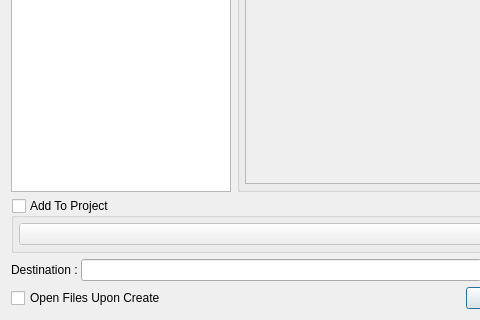
First picture: the form in v2/branches/dev/monkey/src/templatesmanager/ui/UITemplatesWizard.ui, repository testmana2/mks, before the edit; both pictures show x 0 to 480 and y 160 to 480 of the 640 by 480 pixel window.
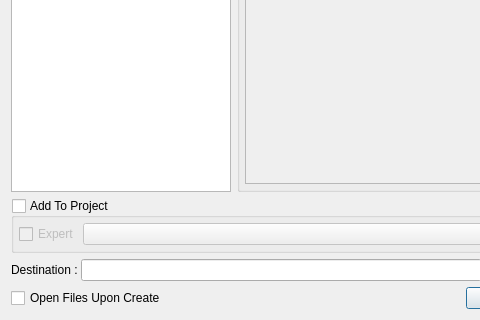
Second picture: the form after the edit. Icons and pictures are not drawn. Custom widgets are drawn as their Qt base class.

Commit message: Add support for expert mode in the template wizard.

The edit to the form file:
```diff
--- a/v2/branches/dev/monkey/src/templatesmanager/ui/UITemplatesWizard.ui
+++ b/v2/branches/dev/monkey/src/templatesmanager/ui/UITemplatesWizard.ui
@@ -274,6 +274,17 @@
       <property name="margin" >
        <number>5</number>
       </property>
+      <item>
+       <widget class="QCheckBox" name="cbExpert" >
+        <property name="toolTip" >
+         <string>When expert mode is activated, all project structure will be shown with disabled items allowing experts to place new files exactly where they want in the project.
+In non expert mode, only projects and scopes will be shown.</string>
+        </property>
+        <property name="text" >
+         <string>Expert</string>
+        </property>
+       </widget>
+      </item>
       <item>
        <widget class="pTreeComboBox" name="cbProjects" >
         <property name="sizePolicy" >
```
The commit also changes 4 other files.
